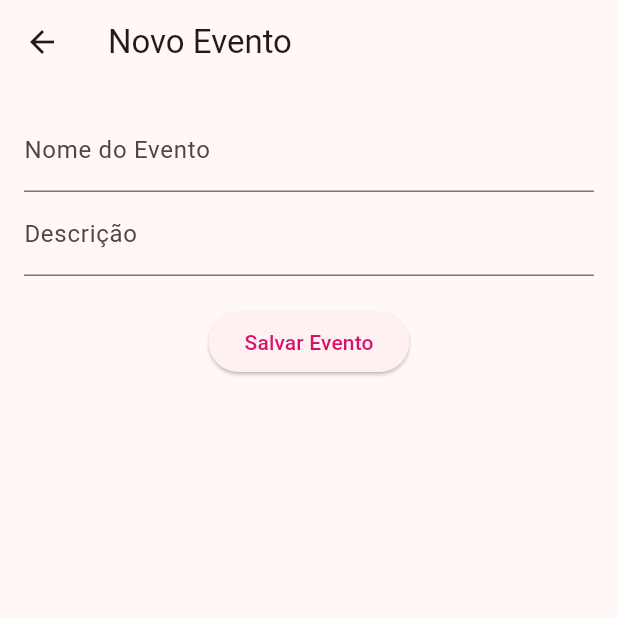
After one commit to ThurPjh/Rotaractjp, a Flutter app: the FormEventoScreen screen opened directly, on a phone screen of 412 x 824 dp, the top half of it. The commit adds this screen. Run offline on Flutter 3.47's test engine with Material 3 defaults, Android fonts, the phone set to English and light mode, and no system bars; our stand-ins replace cloud_firestore, firebase_auth, firebase_core; accounts and stored records are empty.

Commit message:
Update project directory structure

```diff
--- a/lib/models/evento_model.dart
+++ b/lib/models/evento_model.dart
@@ -1,27 +1,21 @@
 import 'package:cloud_firestore/cloud_firestore.dart';
 
-class EventoModel {
+class Evento {
   final String id;
-  final String titulo;
-  final String local;
+  final String nome;
+  final String descricao;
   final DateTime data;
-  final bool estaAberto;
 
-  EventoModel({
-    required this.id,
-    required this.titulo,
-    required this.local,
-    required this.data,
-    required this.estaAberto,
-  });
+  Evento({required this.id, required this.nome, required this.descricao, required this.data});
 
-  factory EventoModel.fromMap(Map<String, dynamic> data, String documentId) {
-    return EventoModel(
-      id: documentId,
-      titulo: data['titulo'] ?? '',
-      local: data['local'] ?? '',
+  // Converte o que vem do Firebase (JSON) para o nosso objeto Evento
+  factory Evento.fromFirestore(DocumentSnapshot doc) {
+    Map data = doc.data() as Map;
+    return Evento(
+      id: doc.id,
+      nome: data['nome'] ?? '',
+      descricao: data['descricao'] ?? '',
       data: (data['data'] as Timestamp).toDate(),
-      estaAberto: data['esta_aberto'] ?? false,
     );
   }
 }
--- /dev/null
+++ b/lib/screens/form_evento_screen.dart
@@ -0,0 +1,47 @@
+import 'package:flutter/material.dart';
+import '../services/database.dart';
+
+class FormEventoScreen extends StatefulWidget {
+  @override
+  _FormEventoScreenState createState() => _FormEventoScreenState();
+}
+
+class _FormEventoScreenState extends State<FormEventoScreen> {
+  final _nomeController = TextEditingController();
+  final _descController = TextEditingController();
+  DateTime _dataSelecionada = DateTime.now();
+
+  @override
+  Widget build(BuildContext context) {
+    return Scaffold(
+      appBar: AppBar(title: Text("Novo Evento")),
+      body: Padding(
+        padding: EdgeInsets.all(16.0),
+        child: Column(
+          children: [
+            TextField(
+              controller: _nomeController,
+              decoration: InputDecoration(labelText: "Nome do Evento"),
+            ),
+            TextField(
+              controller: _descController,
+              decoration: InputDecoration(labelText: "Descrição"),
+            ),
+            SizedBox(height: 20),
+            ElevatedButton(
+              onPressed: () async {
+                await DatabaseService().addEvento(
+                  _nomeController.text,
+                  _descController.text,
+                  _dataSelecionada,
+                );
+                Navigator.pop(context); // Volta para a tela anterior
+              },
+              child: Text("Salvar Evento"),
+            ),
+          ],
+        ),
+      ),
+    );
+  }
+}
--- a/lib/home_screen.dart
+++ b/lib/screens/home_screen.dart
@@ -1,5 +1,5 @@
 import 'package:flutter/material.dart';
-import 'models/usuario_model.dart';
+import '../models/usuario_model.dart';
 // Se você já tiver o modelo de eventos, importe-o aqui:
 // import 'models/evento_model.dart';
 
--- /dev/null
+++ b/lib/services/database.dart
@@ -0,0 +1,16 @@
+import 'package:cloud_firestore/cloud_firestore.dart';
+
+class DatabaseService {
+  final CollectionReference eventosCollection = FirebaseFirestore.instance
+      .collection('eventos');
+
+  Future<void> addEvento(String nome, String descricao, DateTime data) async {
+    await eventosCollection.add({
+      'nome': nome,
+      'descricao': descricao,
+      'data': data,
+      'criadoEm': FieldValue.serverTimestamp(),
+    });
+    // Removendo o 'return' antes do 'await', o erro desaparece!
+  }
+}
```
Also changed, not shown: lib/main.dart (+4 -4 lines), lib/screens/atas_screen.dart (renamed from lib/atas_screen.dart), lib/screens/login_screen.dart (renamed from lib/login_screen.dart), lib/screens/presenca_screen.dart (renamed from lib/presenca_screen.dart).
